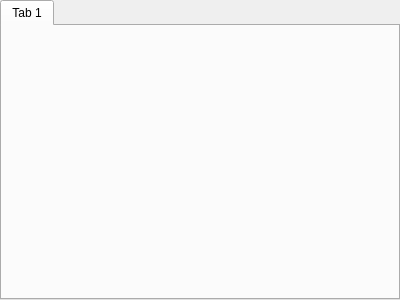
claudio-walser/QtZooClient, file zootabs.ui: the form before one commit.
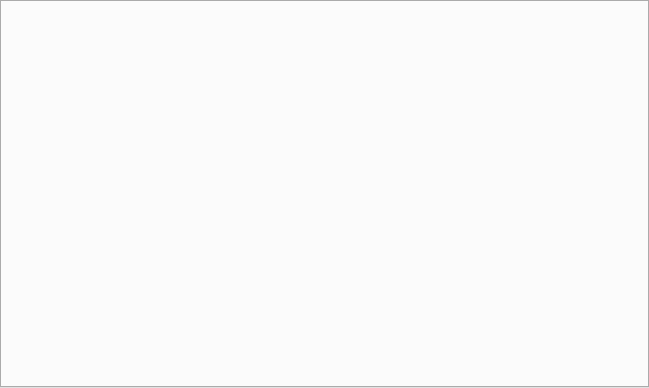
The form after the commit.

Diff of the .ui file:
```diff
--- a/zootabs.ui
+++ b/zootabs.ui
@@ -6,21 +6,13 @@
    <rect>
     <x>0</x>
     <y>0</y>
-    <width>400</width>
-    <height>300</height>
+    <width>649</width>
+    <height>388</height>
    </rect>
   </property>
   <property name="windowTitle">
    <string>TabWidget</string>
   </property>
-  <property name="currentIndex">
-   <number>1</number>
-  </property>
-  <widget class="QWidget" name="tab">
-   <attribute name="title">
-    <string>Tab 1</string>
-   </attribute>
-  </widget>
  </widget>
  <resources/>
  <connections/>
```
